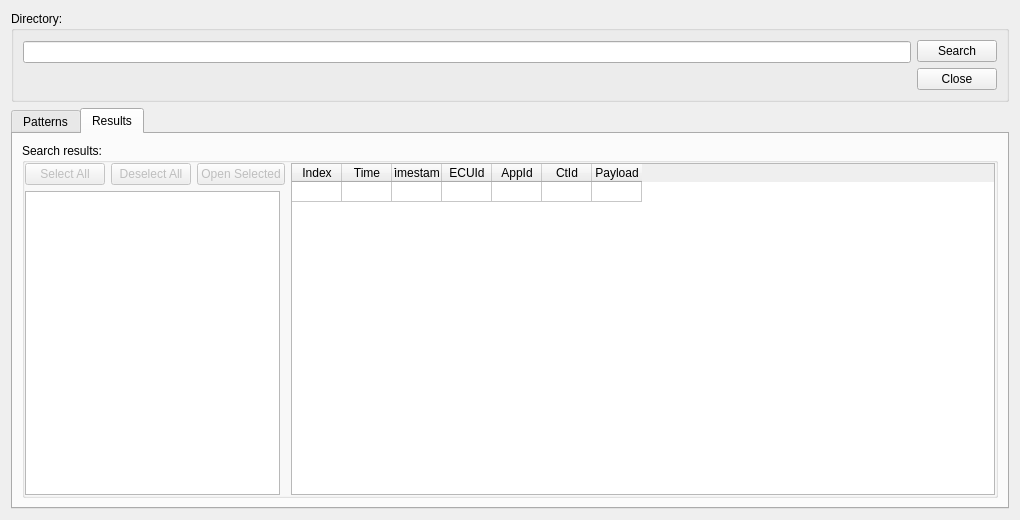
Old version of the form src/searchinfilesdialog.ui in the repository petrucianno/dlt-viewer.
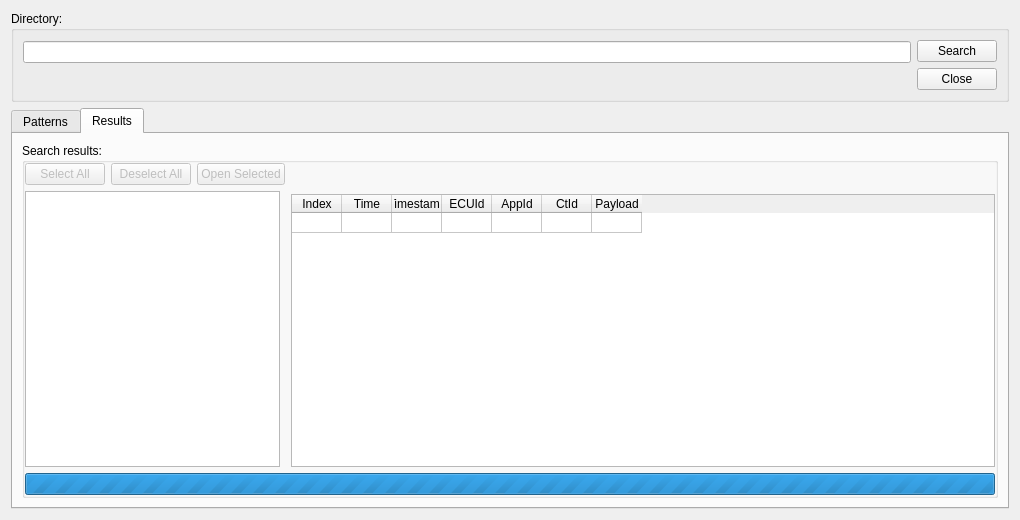
New version of the form. The open tabs and pages were chosen to show the change. Icons and pictures are not drawn.

Commit message:
Search results: add progress bar
+ set title for current selected file in results tab

What changed in the file:
```diff
--- a/src/searchinfilesdialog.ui
+++ b/src/searchinfilesdialog.ui
@@ -318,6 +318,27 @@
              </layout>
             </item>
             <item>
+             <layout class="QVBoxLayout" name="verticalLayout_8">
+              <property name="leftMargin">
+               <number>0</number>
+              </property>
+              <property name="topMargin">
+               <number>0</number>
+              </property>
+              <item>
+               <widget class="QLabel" name="labelResultFileName">
+                <property name="minimumSize">
+                 <size>
+                  <width>0</width>
+                  <height>25</height>
+                 </size>
+                </property>
+                <property name="text">
+                 <string/>
+                </property>
+               </widget>
+              </item>
+              <item>
              <widget class="QTableWidget" name="tableWidgetResults">
               <property name="sizeAdjustPolicy">
                <enum>QAbstractScrollArea::AdjustToContents</enum>
@@ -395,6 +416,24 @@
              </widget>
             </item>
            </layout>
+            </item>
+           </layout>
+          </item>
+          <item>
+           <widget class="QProgressBar" name="progressBarSearch">
+            <property name="maximum">
+             <number>0</number>
+            </property>
+            <property name="value">
+             <number>0</number>
+            </property>
+            <property name="invertedAppearance">
+             <bool>false</bool>
+            </property>
+            <property name="format">
+             <string>%v/%m - %p%</string>
+            </property>
+           </widget>
           </item>
          </layout>
         </widget>
```
Left out of the diff: 5 changed lines with no effect on the pictures. Lines whose indentation alone changed are shown as unchanged. The commit also changes 3 other files.
